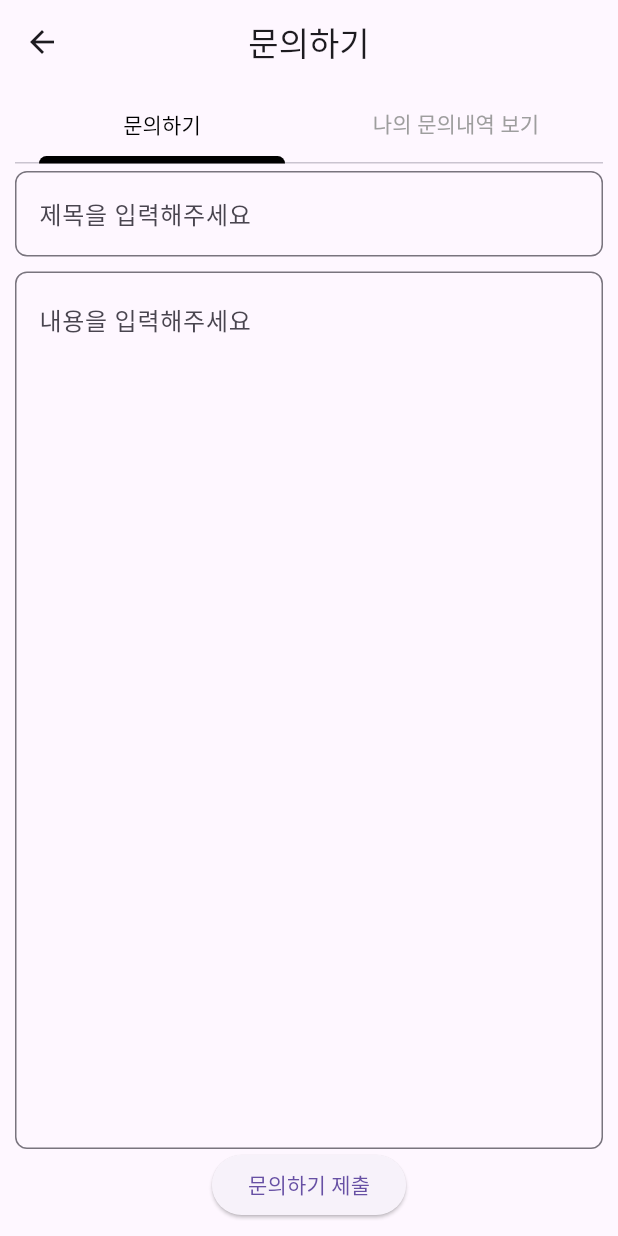
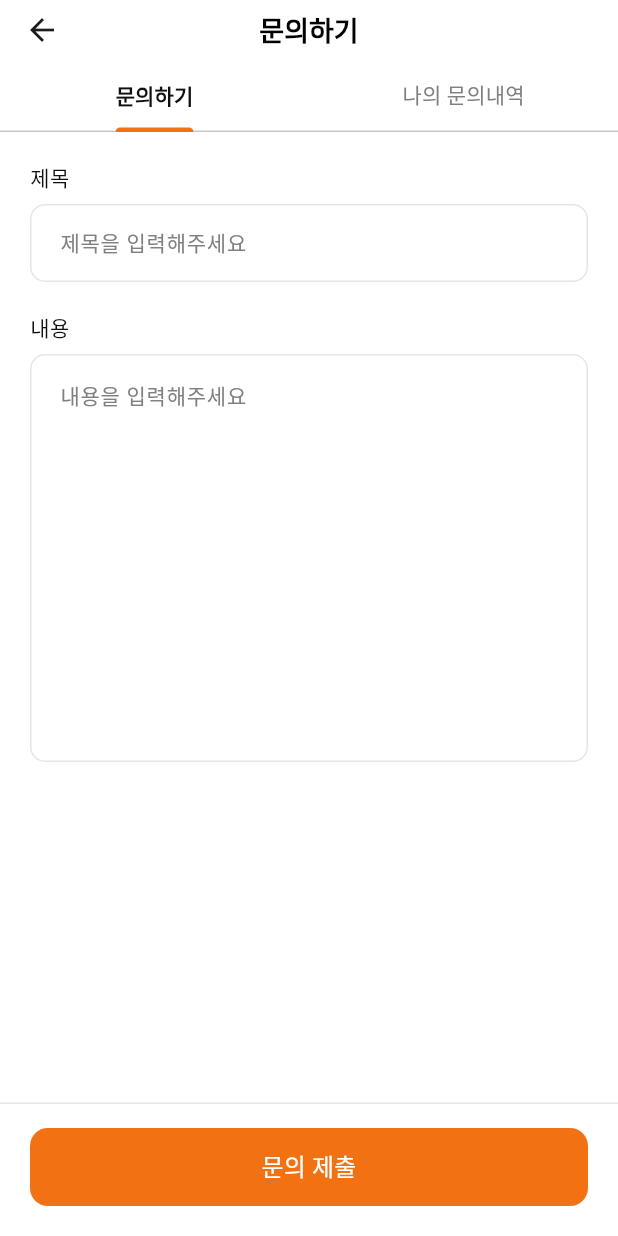
Before and after one commit to suk05112/owner, a Flutter app: the InquiryPage screen opened directly, on a phone screen of 412 x 824 dp. Run offline on Flutter 3.47's test engine with Material 3 defaults, Android fonts, the phone set to English and light mode, and no system bars; our stand-ins replace cloud_firestore, connectivity_plus, device_info_plus, dio, firebase_auth, firebase_core and 10 more; missing offline and left inert: exif, firebase_app_check, flutter_file_dialog, kpostal, qr_code_scanner, webview_flutter_android and 1 more; accounts and stored records are empty; generated files the repository leaves out were written again; network calls fail.

Commit message:
feat(GNO-36): 문의하기 페이지 UI 개선
- CommonAppBar 적용 및 배경 흰색으로 변경
- 탭바 스타일 통일 (primary 오렌지 인디케이터)
- 문의 작성 폼: 라벨 추가, 테두리/포커스 색상 통일, 제출 버튼 스타일 개선
- 문의 목록: 답변상태 배지, 날짜/제목 분리, empty/error 상태 UI 추가
- MenuManagementPage와 동일한 컬러 상수 사용

Co-Authored-By: Claude Sonnet 4.6 <noreply@anthropic.com>

```diff
--- a/lib/screen/inquiry_page.dart
+++ b/lib/screen/inquiry_page.dart
@@ -4,9 +4,8 @@ import 'package:owner/common/model/inquiry.dart';
 import 'package:owner/common/model/user.dart';
 import 'package:owner/common/provier/user_provider.dart';
 import 'package:owner/common/widget/CommonDialog.dart';
-import 'package:owner/screen/inquiry_detail_page.dart';
+import 'package:owner/common/widget/common_app_bar.dart';
 import 'package:provider/provider.dart';
-import '../../common/Style/CommonSection.dart';
 
 class InquiryPage extends StatefulWidget {
   const InquiryPage({Key? key}) : super(key: key);
@@ -17,147 +16,179 @@ class InquiryPage extends StatefulWidget {
 
 class _InquiryPageState extends State<InquiryPage>
     with SingleTickerProviderStateMixin {
-  final scaffoldKey = GlobalKey<ScaffoldState>();
   late TabController _tabController;
 
-  TextEditingController titleController = TextEditingController();
-  TextEditingController contentController = TextEditingController();
+  final TextEditingController _titleController = TextEditingController();
+  final TextEditingController _contentController = TextEditingController();
 
-  late Future<InquiryListResponse?> futureInquiryList;
-  Set<int> expandedItems = {};
+  late Future<InquiryListResponse?> _futureInquiryList;
+  final Set<int> _expandedItems = {};
+
+  static const Color _borderColor = Color(0xFFE6E6E6);
+  static const Color _hintColor = Color(0xFF808080);
+  static const Color _primary = Color(0xFFF27213);
+  static const Color _textColor = Color(0xFF101010);
 
   @override
   void initState() {
     super.initState();
     _tabController = TabController(length: 2, vsync: this);
-    fetchInquiry();
+    _fetchInquiry();
   }
 
-  Future<void> fetchInquiry() async {
-    User? user = Provider.of<UserProvider>(context, listen: false).user;
+  @override
+  void dispose() {
+    _tabController.dispose();
+    _titleController.dispose();
+    _contentController.dispose();
+    super.dispose();
+  }
+
+  Future<void> _fetchInquiry() async {
+    final user = Provider.of<UserProvider>(context, listen: false).user;
     setState(() {
-      futureInquiryList = Api().client.getInquiry(user?.owner_id ?? 0);
+      _futureInquiryList = Api().client.getInquiry(user?.owner_id ?? 0);
     });
   }
 
   @override
   Widget build(BuildContext context) {
     return Scaffold(
-        appBar: AppBar(
-          title: const Text("문의하기"),
-          centerTitle: true,
+      appBar: CommonAppBar(
+        title: "문의하기",
+        bottom: PreferredSize(
+          preferredSize: const Size.fromHeight(44),
+          child: _buildTabBar(),
         ),
-        body: SafeArea(
-            child: GestureDetector(
-                onTap: () {
-                  FocusScope.of(context).unfocus();
-                },
-                child: Container(
-                    margin: const EdgeInsets.fromLTRB(10, 5, 10, 10),
-                    child: Column(
-                        crossAxisAlignment: CrossAxisAlignment
-                            .start, // mainAxisAlignment: MainAxisAlignment.spaceBetween,
-                        children: [
-                          SizedBox(
-                            height: kToolbarHeight - 8.0,
-                            child: getTabBarWidget(),
       ),
-                          Expanded(
+      backgroundColor: Colors.white,
+      body: GestureDetector(
+        onTap: () => FocusScope.of(context).unfocus(),
         child: TabBarView(
           controller: _tabController,
           physics: const NeverScrollableScrollPhysics(),
-                              children: <Widget>[InquiryForm(), InquiryList()],
+          children: [_buildInquiryForm(), _buildInquiryList()],
         ),
-                          )
-                        ])))));
-  }
-
-  Widget getTabBarWidget() {
-    return TabBar(
-      controller: _tabController,
-      // isScrollable: true,
-      indicatorColor: Colors.black,
-      labelColor: Colors.black,
-      indicatorWeight: 5,
-      unselectedLabelColor: Colors.grey,
-      tabs: [
-        Container(
-          alignment: Alignment.center,
-          // width: (MediaQuery.of(context).size.width) / 2,
-          child: const Tab(text: '문의하기'),
       ),
-        Container(
-            alignment: Alignment.center,
-            // width: (MediaQuery.of(context).size.width),
-            child: const Text(
-              "나의 문의내역 보기",
-            )),
-      ],
-      // tabs: _tabs,
     );
   }
 
-  Widget InquiryForm() {
-    User? user = Provider.of<UserProvider>(context, listen: false).user;
+  Widget _buildTabBar() {
+    return TabBar(
+      controller: _tabController,
+      indicatorColor: _primary,
+      labelColor: _textColor,
+      unselectedLabelColor: _hintColor,
+      indicatorWeight: 2,
+      labelStyle: const TextStyle(fontSize: 14, fontWeight: FontWeight.w600),
+      unselectedLabelStyle: const TextStyle(fontSize: 14, fontWeight: FontWeight.w400),
+      tabs: const [
+        Tab(text: '문의하기'),
+        Tab(text: '나의 문의내역'),
+      ],
+    );
+  }
 
-    return Scaffold(
-        body: Column(
+  Widget _buildInquiryForm() {
+    final user = Provider.of<UserProvider>(context, listen: false).user;
+
+    return Column(
       children: [
-        const SizedBox(
-          height: 5,
-        ),
-        TextFormField(
-          // style: TextStyle(fontSize: 15, height: 0.1),
-          controller: titleController,
-
-          decoration: InputDecoration(
-            // contentPadding: EdgeInsets.fromLTRB(10, 10, 10, 0),
-            hintText: '제목을 입력해주세요',
-
-            border: OutlineInputBorder(
-                borderRadius: BorderRadius.circular(8.0),
-                borderSide: const BorderSide(
-                  color: Colors.redAccent,
-                  width: 2,
-                )),
-          ),
-          onChanged: (text) async {},
-          // validator: (_) => (hasRecipe) ? "Exists" : null,
-          validator: (value) {
-            return null;
-          },
-        ),
-        const SizedBox(
-          height: 10,
-        ),
         Expanded(
-          child: TextFormField(
-            // style: TextStyle(fontSize: 15, height: 0.1),
-            expands: true, // TextFormField를 남은 공간에 맞춤
-            textAlignVertical: TextAlignVertical.top,
-            maxLines: null,
-            controller: contentController,
-            decoration: InputDecoration(
-              // isDense: true,
-              hintText: '내용을 입력해주세요',
-              border: OutlineInputBorder(
-                  borderRadius: BorderRadius.circular(8.0),
-                  borderSide: const BorderSide(
-                    width: 2,
-                  )),
-            ),
-            onChanged: (text) async {},
-            // validator: (_) => (hasRecipe) ? "Exists" : null,
-            validator: (value) {
-              return null;
-            },
+          child: SingleChildScrollView(
+            padding: const EdgeInsets.symmetric(horizontal: 20, vertical: 20),
+            child: Column(
+              crossAxisAlignment: CrossAxisAlignment.start,
+              children: [
+                const Text(
+                  '제목',
+                  style: TextStyle(
+                    fontSize: 14,
+                    fontWeight: FontWeight.w500,
+                    color: _textColor,
                   ),
                 ),
-        ElevatedButton(
+                const SizedBox(height: 8),
+                TextField(
+                  controller: _titleController,
+                  decoration: InputDecoration(
+                    hintText: '제목을 입력해주세요',
+                    hintStyle: const TextStyle(fontSize: 14, color: _hintColor),
+                    contentPadding: const EdgeInsets.symmetric(
+                        horizontal: 16, vertical: 14),
+                    border: OutlineInputBorder(
+                      borderRadius: BorderRadius.circular(10),
+                      borderSide: const BorderSide(color: _borderColor),
+                    ),
+                    enabledBorder: OutlineInputBorder(
+                      borderRadius: BorderRadius.circular(10),
+                      borderSide: const BorderSide(color: _borderColor),
+                    ),
+                    focusedBorder: OutlineInputBorder(
+                      borderRadius: BorderRadius.circular(10),
+                      borderSide: const BorderSide(color: _primary),
+                    ),
+                  ),
+                ),
+                const SizedBox(height: 20),
+                const Text(
+                  '내용',
+                  style: TextStyle(
+                    fontSize: 14,
+                    fontWeight: FontWeight.w500,
+                    color: _textColor,
+                  ),
+                ),
+                const SizedBox(height: 8),
+                TextField(
+                  controller: _contentController,
+                  maxLines: 10,
+                  textAlignVertical: TextAlignVertical.top,
+                  decoration: InputDecoration(
+                    hintText: '내용을 입력해주세요',
+                    hintStyle: const TextStyle(fontSize: 14, color: _hintColor),
+                    contentPadding: const EdgeInsets.all(16),
+                    border: OutlineInputBorder(
+                      borderRadius: BorderRadius.circular(10),
+                      borderSide: const BorderSide(color: _borderColor),
+                    ),
+                    enabledBorder: OutlineInputBorder(
+                      borderRadius: BorderRadius.circular(10),
+                      borderSide: const BorderSide(color: _borderColor),
+                    ),
+                    focusedBorder: OutlineInputBorder(
+                      borderRadius: BorderRadius.circular(10),
+                      borderSide: const BorderSide(color: _primary),
+                    ),
+                  ),
+                ),
+              ],
+            ),
+          ),
+        ),
+        _buildSubmitButton(user),
+      ],
+    );
+  }
+
+  Widget _buildSubmitButton(User? user) {
+    return Container(
+      padding: const EdgeInsets.fromLTRB(20, 16, 20, 20),
+      decoration: const BoxDecoration(
+        color: Colors.white,
+        border: Border(top: BorderSide(color: _borderColor)),
+      ),
+      child: SafeArea(
+        top: false,
+        child: SizedBox(
+          height: 52,
+          width: double.infinity,
+          child: ElevatedButton(
             onPressed: () {
-            // 서버 전송 로직 추가
-            var inquiry = Inquiry(
-                title: titleController.text, content: contentController.text);
+              final inquiry = Inquiry(
+                title: _titleController.text,
+                content: _contentController.text,
+              );
               Api().client.subjectInquiry(user?.owner_id ?? 0, inquiry);
               CommonDialog.show(
                 context: context,
@@ -165,134 +196,203 @@ class _InquiryPageState extends State<InquiryPage>
                 content: "문의하기 등록이 완료되었습니다.",
                 buttonText: "확인",
                 onPressed: () async {
-                  titleController.text = "";
-                  contentController.text = "";
-                  await fetchInquiry();
-                });
+                  _titleController.clear();
+                  _contentController.clear();
+                  await _fetchInquiry();
                 },
-          child: const Text('문의하기 제출'),
-        )
-      ],
-    ));
+              );
+            },
+            style: ElevatedButton.styleFrom(
+              backgroundColor: _primary,
+              foregroundColor: Colors.white,
+              elevation: 0,
+              shape: RoundedRectangleBorder(
+                borderRadius: BorderRadius.circular(12),
+              ),
+            ),
+            child: const Text(
+              '문의 제출',
+              style: TextStyle(fontSize: 16, fontWeight: FontWeight.w400),
+            ),
+          ),
+        ),
+      ),
+    );
   }
 
-  Widget InquiryList() {
-    return Scaffold(
-      body: FutureBuilder<InquiryListResponse?>(
-          future: futureInquiryList, // 비동기적으로 데이터를 가져오는 Future 객체
+  Widget _buildInquiryList() {
+    return FutureBuilder<InquiryListResponse?>(
+      future: _futureInquiryList,
       builder: (context, snapshot) {
         if (snapshot.connectionState == ConnectionState.waiting) {
-              // 데이터 로딩 중일 때 로딩 인디케이터 표시
           return const Center(
             child: SizedBox(
               width: 30,
               height: 30,
-                child: CircularProgressIndicator(),
-              ));
+              child: CircularProgressIndicator(color: _primary),
+            ),
+          );
         } else if (snapshot.hasError) {
-              // 에러가 발생한 경우
-              return Text("Error: ${snapshot.error}");
+          return Center(
+            child: Column(
+              mainAxisSize: MainAxisSize.min,
+              children: [
+                const Icon(Icons.error_outline, size: 48, color: _hintColor),
+                const SizedBox(height: 12),
+                const Text(
+                  '문의 내역을 불러오지 못했습니다.',
+                  style: TextStyle(fontSize: 14, color: _hintColor),
+                ),
+                const SizedBox(height: 16),
+                TextButton(
+                  onPressed: _fetchInquiry,
+                  child: const Text('다시 시도', style: TextStyle(color: _primary)),
+                ),
+              ],
+            ),
+          );
         } else if (snapshot.hasData) {
-              // 데이터가 정상적으로 로드되었을 때
-              List<InquiryResponse> inquiryList =
-                  snapshot.data!.inquiryResponse;
+          final inquiryList = snapshot.data!.inquiryResponse;
           if (inquiryList.isEmpty) {
-                return const Center(
-                  child: Text(
+            return Center(
+              child: Column(
+                mainAxisSize: MainAxisSize.min,
+                children: [
+                  Container(
+                    width: 72,
+                    height: 72,
+                    decoration: BoxDecoration(
+                      color: const Color(0xFFF7F7F7),
+                      borderRadius: BorderRadius.circular(36),
+                      border: Border.all(color: _borderColor),
+                    ),
+                    child: const Icon(Icons.inbox_outlined,
+                        size: 36, color: _hintColor),
+                  ),
+                  const SizedBox(height: 16),
+                  const Text(
                     '문의 내역이 없습니다.',
-                    style: TextStyle(fontSize: 15, color: Colors.grey),
+                    style: TextStyle(fontSize: 14, color: _hintColor),
+                  ),
+                ],
               ),
             );
           }
           return RefreshIndicator(
-                  onRefresh: () async {
-                    setState(() async {
-                      await fetchInquiry();
-                    });
-                  },
+            color: _primary,
+            onRefresh: _fetchInquiry,
             child: ListView.separated(
+              padding:
+                  const EdgeInsets.symmetric(horizontal: 20, vertical: 16),
               itemCount: inquiryList.length,
+              separatorBuilder: (_, __) =>
+                  const Divider(height: 1, color: _borderColor),
               itemBuilder: (context, index) {
-                      // bool isExpanded = expandedItems.contains(index);
+                final item = inquiryList[index];
+                final isExpanded = _expandedItems.contains(index);
+                final isAnswered = item.status != "pending";
 
-                      return GestureDetector(
+                return InkWell(
                   onTap: () {
                     setState(() {
-                              if (expandedItems.contains(index)) {
-                                expandedItems.remove(index);
+                      if (isExpanded) {
+                        _expandedItems.remove(index);
                       } else {
-                                expandedItems.add(index);
+                        _expandedItems.add(index);
                       }
                     });
                   },
+                  child: Padding(
+                    padding: const EdgeInsets.symmetric(vertical: 16),
                     child: Column(
                       crossAxisAlignment: CrossAxisAlignment.start,
-                              children: <Widget>[
-                                Row(children: [
-                                  Column(
-                                    crossAxisAlignment:
-                                        CrossAxisAlignment.start,
-                                    children: <Widget>[
+                      children: [
+                        Row(
+                          children: [
+                            Expanded(
+                              child: Column(
+                                crossAxisAlignment: CrossAxisAlignment.start,
+                                children: [
                                   Text(
-                                          "${inquiryList[index].inquiry_created}"),
+                                    '${item.inquiry_created}',
+                                    style: const TextStyle(
+                                        fontSize: 12, color: _hintColor),
+                                  ),
+                                  const SizedBox(height: 4),
                                   Text(
-                                        inquiryList[index].title,
+                                    item.title,
                                     style: const TextStyle(
-                                            fontWeight: FontWeight.bold),
+                                      fontSize: 15,
+                                      fontWeight: FontWeight.w500,
+                                      color: _textColor,
                                     ),
-                                      Text(inquiryList[index].content)
+                                  ),
                                 ],
                               ),
-                                  const Spacer(),
-                                  inquiryList[index].status == "pending"
-                                      ? const Text("답변대기")
-                                      : const Text("답변완료"),
-                                  Image(
-                                    image: AssetImage(
-                                      expandedItems.contains(index)
-                                          ? 'assets/chevron-up.png'
-                                          : 'assets/chevron-down.png',
                             ),
-                                  ),
-                                ]),
-                                if (expandedItems.contains(index))
-                                  Padding(
-                                    padding: const EdgeInsets.all(8.0),
-                                    child: Container(
-                                      width: double.infinity,
-                                      padding: const EdgeInsets.all(10),
+                            const SizedBox(width: 12),
+                            Container(
+                              padding: const EdgeInsets.symmetric(
+                                  horizontal: 10, vertical: 4),
                               decoration: BoxDecoration(
-                                        color: Colors.grey[200],
-                                        borderRadius: BorderRadius.circular(8),
+                                color: isAnswered
+                                    ? const Color(0xFFEDF7ED)
+                                    : const Color(0xFFFFF3E0),
+                                borderRadius: BorderRadius.circular(20),
                               ),
                               child: Text(
-                                        inquiryList[index]
-                                                    .response
-                                                    ?.isNotEmpty ==
-                                                true
-                                            ? inquiryList[index].response!
-                                            : "답변 대기 중입니다",
-                                        style: const TextStyle(fontSize: 14),
+                                isAnswered ? '답변완료' : '답변대기',
+                                style: TextStyle(
+                                  fontSize: 12,
+                                  fontWeight: FontWeight.w500,
+                                  color: isAnswered
+                                      ? const Color(0xFF2E7D32)
+                                      : _primary,
                                 ),
                               ),
                             ),
-                              ]));
+                            const SizedBox(width: 8),
+                            Icon(
+                              isExpanded
+                                  ? Icons.keyboard_arrow_up
+                                  : Icons.keyboard_arrow_down,
+                              size: 20,
+                              color: _hintColor,
+                            ),
+                          ],
+                        ),
+                        if (isExpanded) ...[
+                          const SizedBox(height: 12),
+                          Container(
+                            width: double.infinity,
+                            padding: const EdgeInsets.all(14),
+                            decoration: BoxDecoration(
+                              color: const Color(0xFFF7F7F7),
+                              borderRadius: BorderRadius.circular(8),
+                              border: Border.all(color: _borderColor),
+                            ),
+                            child: Text(
+                              item.response?.isNotEmpty == true
+                                  ? item.response!
+                                  : '답변 대기 중입니다.',
+                              style: const TextStyle(
+                                  fontSize: 14, color: _textColor),
+                            ),
+                          ),
+                        ],
+                      ],
+                    ),
+                  ),
+                );
               },
-                    separatorBuilder: (BuildContext context, int index) {
-                      return const Divider();
-                    },
-                  ));
-            } else {
-              return const Text("문의내역 읽어오기 실패");
-            }
-          }),
+            ),
           );
         }
-
-  Widget showContents(content) {
-    if (content == null || content == "") {
-      return const Text("답변 대기 중입니다");
-    }
-    return Text(content);
+        return const Center(
+          child: Text('문의 내역을 불러오지 못했습니다.',
+              style: TextStyle(fontSize: 14, color: _hintColor)),
+        );
+      },
+    );
   }
 }
```
Lines whose indentation alone changed are shown as unchanged.
